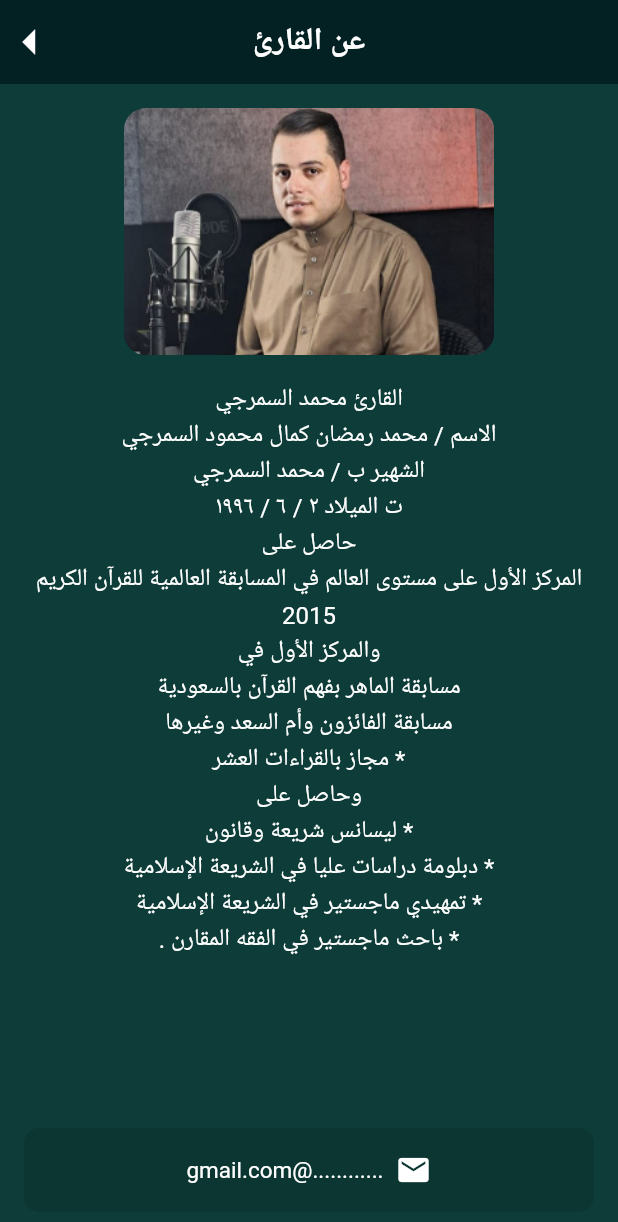
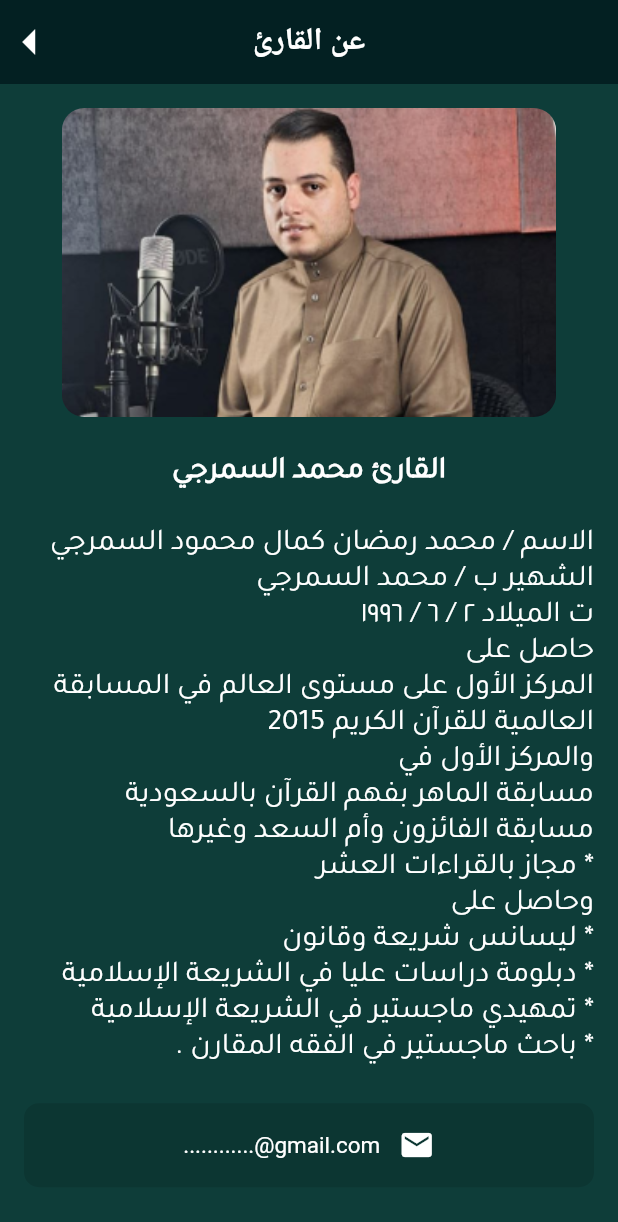
Before and after one commit to Mohamed-Abdel-Rahem/quran, a Flutter app: the ReaderDetailsPage screen opened directly, on a phone screen of 412 x 824 dp. Shown: the top 1222 px of the screen. Run offline on Flutter 3.47's test engine with Material 3 defaults, Android fonts, the phone set to English and light mode, and no system bars; our stand-ins replace device_preview, firebase_core; accounts and stored records are empty.

Commit message:
last phase readerpage

```diff
--- a/lib/screens/reader_page.dart
+++ b/lib/screens/reader_page.dart
@@ -29,12 +29,12 @@ class ReaderDetailsPage extends StatelessWidget {
       ),
       body: Padding(
         padding: const EdgeInsets.all(16.0),
+        child: SingleChildScrollView(
           child: Column(
-          mainAxisAlignment: MainAxisAlignment.start,
             children: [
               Container(
-              width: screenSize.width * 0.6,
-              height: screenSize.width * 0.4,
+                width: screenSize.width * 0.8,
+                height: screenSize.width * 0.5,
                 decoration: BoxDecoration(
                   borderRadius: BorderRadius.circular(15.0),
                   image: const DecorationImage(
@@ -44,9 +44,17 @@ class ReaderDetailsPage extends StatelessWidget {
                   ),
                 ),
               ),
-            const SizedBox(height: 16.0),
+              SizedBox(height: screenSize.width * 0.06),
               const Text(
-              'القارئ محمد السمرجي\n'
+                'القارئ محمد السمرجي\n',
+                style: TextStyle(
+                    color: Colors.white,
+                    fontSize: 20.0,
+                    fontFamily: 'Tajawal',
+                    fontWeight: FontWeight.bold),
+                textAlign: TextAlign.right,
+              ),
+              const Text(
                 'الاسم / محمد رمضان كمال محمود السمرجي\n'
                 'الشهير ب / محمد السمرجي\n'
                 'ت الميلاد ٢ / ٦ / ١٩٩٦\n'
@@ -61,11 +69,11 @@ class ReaderDetailsPage extends StatelessWidget {
                 '* دبلومة دراسات عليا في الشريعة الإسلامية\n'
                 '* تمهيدي ماجستير في الشريعة الإسلامية\n'
                 '* باحث ماجستير في الفقه المقارن .',
-              style:
-                  TextStyle(color: Colors.white, fontSize: 16.0, height: 1.5),
-              textAlign: TextAlign.center,
+                style: TextStyle(
+                    color: Colors.white, fontSize: 20.0, fontFamily: 'Tajawal'),
+                textAlign: TextAlign.right,
               ),
-            const Spacer(),
+              SizedBox(height: screenSize.width * 0.06),
               Container(
                 padding: const EdgeInsets.all(16.0),
                 decoration: BoxDecoration(
@@ -75,11 +83,16 @@ class ReaderDetailsPage extends StatelessWidget {
                 child: Row(
                   mainAxisAlignment: MainAxisAlignment.center,
                   children: [
-                  const Icon(Icons.email, color: Colors.white),
-                  const SizedBox(width: 8.0),
+                    const Icon(
+                      Icons.email,
+                      color: Colors.white,
+                    ),
+                    SizedBox(width: screenSize.width * 0.03),
                     const Text(
-                    '............@gmail.com',
-                    style: TextStyle(color: Colors.white),
+                      'gmail.com@............',
+                      style: TextStyle(
+                        color: Colors.white,
+                      ),
                     ),
                   ],
                 ),
@@ -87,6 +100,7 @@ class ReaderDetailsPage extends StatelessWidget {
             ],
           ),
         ),
+      ),
     );
   }
 }
--- a/lib/widgets/custom_container.dart
+++ b/lib/widgets/custom_container.dart
@@ -1,5 +1,4 @@
 import 'package:flutter/material.dart';
-import 'package:quran/widgets/custom_text_widget.dart';
 
 class CustomContainer extends StatelessWidget {
   final String text;
```
Lines whose indentation alone changed are shown as unchanged.
